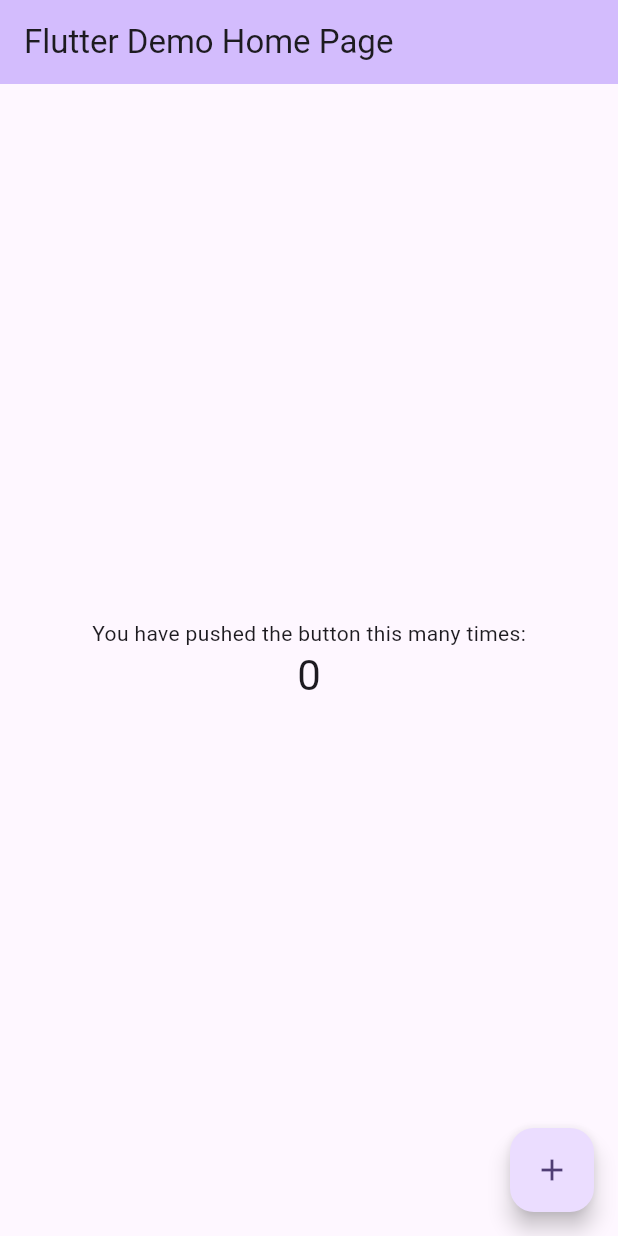
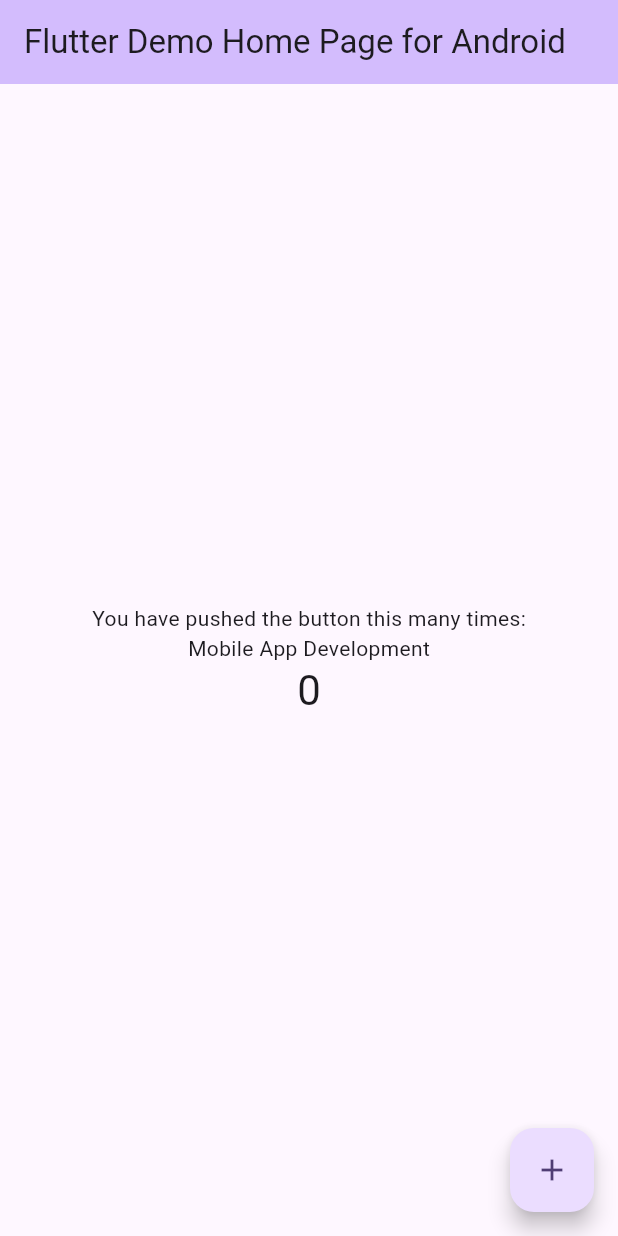
Before and after one commit to ramlanrinos/expense-tracker, a Flutter app: the screen it shows after launch, on a phone screen of 412 x 824 dp. Run offline on Flutter 3.47's test engine with Material 3 defaults, Android fonts, the phone set to English and light mode, and no system bars.

```diff
--- a/lib/main.dart
+++ b/lib/main.dart
@@ -30,7 +30,7 @@ class MyApp extends StatelessWidget {
         // tested with just a hot reload.
         colorScheme: ColorScheme.fromSeed(seedColor: Colors.deepPurple),
       ),
-      home: const MyHomePage(title: 'Flutter Demo Home Page'),
+      home: const MyHomePage(title: 'Flutter Demo Home Page for Android'),
     );
   }
 }
@@ -105,6 +105,7 @@ class _MyHomePageState extends State<MyHomePage> {
           mainAxisAlignment: MainAxisAlignment.center,
           children: <Widget>[
             const Text('You have pushed the button this many times:'),
+            const Text('Mobile App Development'),
             Text(
               '$_counter',
               style: Theme.of(context).textTheme.headlineMedium,
```
Also changed, not shown: 1 other file.
